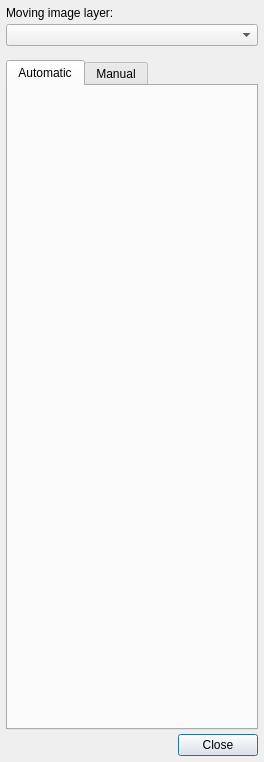
The window that GUI/Qt/Windows/Registration/RegistrationDialog.ui (pyushkevich/itksnap) describes before a commit, drawn with Qt 5.
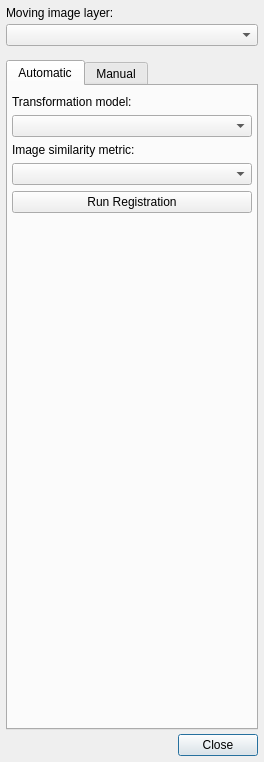
The same window after the commit. The open tabs and pages were chosen to show the change. Custom widgets are drawn as their Qt base class.

Commit message: Intermediate point of adding automatic registration. Basics are working, but need to read result, intermediates

Diff of the .ui file:
```diff
--- a/GUI/Qt/Windows/Registration/RegistrationDialog.ui
+++ b/GUI/Qt/Windows/Registration/RegistrationDialog.ui
@@ -95,6 +95,57 @@
       <attribute name="title">
        <string>Automatic</string>
       </attribute>
+      <layout class="QVBoxLayout" name="verticalLayout">
+       <property name="leftMargin">
+        <number>4</number>
+       </property>
+       <property name="rightMargin">
+        <number>4</number>
+       </property>
+       <property name="bottomMargin">
+        <number>4</number>
+       </property>
+       <item>
+        <widget class="QLabel" name="label_2">
+         <property name="text">
+          <string>Transformation model:</string>
+         </property>
+        </widget>
+       </item>
+       <item>
+        <widget class="QComboBox" name="inTransformation"/>
+       </item>
+       <item>
+        <widget class="QLabel" name="label_3">
+         <property name="text">
+          <string>Image similarity metric:</string>
+         </property>
+        </widget>
+       </item>
+       <item>
+        <widget class="QComboBox" name="inSimilarityMetric"/>
+       </item>
+       <item>
+        <widget class="QPushButton" name="btnRunRegistration">
+         <property name="text">
+          <string>Run Registration</string>
+         </property>
+        </widget>
+       </item>
+       <item>
+        <spacer name="verticalSpacer_3">
+         <property name="orientation">
+          <enum>Qt::Vertical</enum>
+         </property>
+         <property name="sizeHint" stdset="0">
+          <size>
+           <width>20</width>
+           <height>40</height>
+          </size>
+         </property>
+        </spacer>
+       </item>
+      </layout>
      </widget>
      <widget class="QWidget" name="tabWidgetPage2">
       <attribute name="title">
```
Left out of the diff: 8 changed lines with no effect on the pictures. The commit also changes 13 other files.
